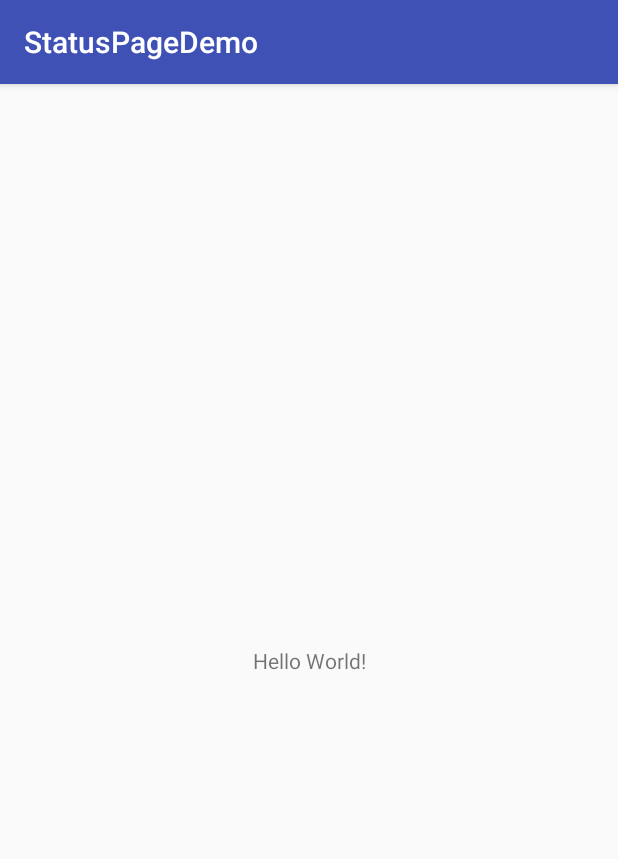
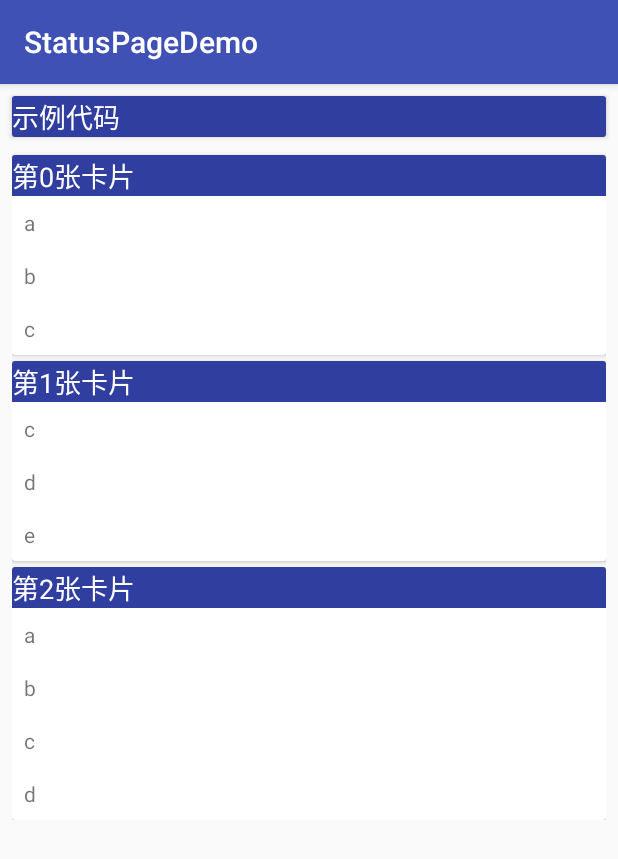
Before and after one commit to 2Beyong/StatusPageDemo, an Android app: the screen it shows after launch (MainActivity), on a phone screen of 412 x 824 dp. Shown: the top 859 px of the screen. Run offline under Robolectric (Android 15) with nearby library versions, the phone set to English and light mode, and no system bars.

Commit message:
2rd commit. Add a RecycleView With CardView,each CardView has it own RecycleView. Success test of initial & change dataSet. Next step is to setActionListener.

```diff
--- a/app/build.gradle
+++ b/app/build.gradle
@@ -16,10 +16,15 @@ android {
             proguardFiles getDefaultProguardFile('proguard-android.txt'), 'proguard-rules.pro'
         }
     }
+    buildToolsVersion '27.0.1'
+    compileOptions {
+        sourceCompatibility JavaVersion.VERSION_1_8
+        targetCompatibility JavaVersion.VERSION_1_8
+    }
 }
 
 dependencies {
-    implementation fileTree(dir: 'libs', include: ['*.jar'])
+    implementation fileTree(include: ['*.jar'], dir: 'libs')
     implementation 'com.android.support:appcompat-v7:26.1.0'
     implementation 'com.android.support.constraint:constraint-layout:1.0.2'
     testImplementation 'junit:junit:4.12'
--- /dev/null
+++ b/app/src/main/java/com/hongon/statuspagedemo/CardAdapter.java
@@ -0,0 +1,60 @@
+package com.hongon.statuspagedemo;
+
+import android.content.Context;
+import android.support.v7.widget.LinearLayoutManager;
+import android.support.v7.widget.RecyclerView;
+import android.view.LayoutInflater;
+import android.view.View;
+import android.view.ViewGroup;
+import android.widget.TextView;
+
+import java.util.List;
+
+/**
+ * Created by Admin on 2017/12/21.
+ */
+
+public class CardAdapter extends RecyclerView.Adapter<CardAdapter.Holder> {
+
+    List<String> Title;
+    List<List<String>> data;
+    public  CardAdapter(List<String> title ,List<List<String>> data)
+    {
+        this.data = data;
+        this.Title = title;
+    }
+
+    @Override
+    public Holder onCreateViewHolder(ViewGroup parent, int viewType) {
+        View view= LayoutInflater.from(parent.getContext()).inflate(R.layout.card_menu,parent,false);
+        return  new Holder(view);
+    }
+
+    @Override
+    public void onBindViewHolder(Holder holder, int position) {
+        holder.title.setText(Title.get(position));
+
+        holder.recyclerView.setLayoutManager(new LinearLayoutManager(holder.context));
+        holder.recyclerView.setAdapter(new CardItemAdapter(data.get(position)));
+    }
+
+    @Override
+    public int getItemCount() {
+        return Title.size();
+    }
+
+    class  Holder extends RecyclerView.ViewHolder
+    {
+        TextView title;
+        RecyclerView recyclerView;
+        Context context;
+        public Holder(View view)
+        {
+            super(view);
+            context =view.getContext();
+            title =view.findViewById(R.id.card_menu_tv);
+            recyclerView = view.findViewById(R.id.card_menu_recyclerView);
+
+        }
+    }
+}
--- /dev/null
+++ b/app/src/main/java/com/hongon/statuspagedemo/CardItemAdapter.java
@@ -0,0 +1,46 @@
+package com.hongon.statuspagedemo;
+
+import android.support.v7.widget.RecyclerView;
+import android.view.LayoutInflater;
+import android.view.View;
+import android.view.ViewGroup;
+import android.widget.TextView;
+
+import java.util.List;
+
+/**
+ * Created by Admin on 2017/12/21.
+ */
+
+public class CardItemAdapter extends RecyclerView.Adapter<CardItemAdapter.Holder> {
+
+    List<String> data;
+    class Holder extends RecyclerView.ViewHolder{
+        TextView tv ;
+        public Holder(View view)
+        {
+            super(view);
+            tv = view.findViewById(R.id.card_item_tv);
+        }
+    }
+    public CardItemAdapter(List<String> data)
+    {
+        this.data = data;
+    }
+
+    @Override
+    public Holder onCreateViewHolder(ViewGroup parent, int viewType) {
+        View view = LayoutInflater.from(parent.getContext()).inflate(R.layout.card_item,parent,false);
+        return new Holder(view);
+    }
+
+    @Override
+    public void onBindViewHolder(Holder holder, int position) {
+        holder.tv.setText(data.get(position));
+    }
+
+    @Override
+    public int getItemCount() {
+        return data.size();
+    }
+}
--- a/app/src/main/java/com/hongon/statuspagedemo/MainActivity.java
+++ b/app/src/main/java/com/hongon/statuspagedemo/MainActivity.java
@@ -1,7 +1,19 @@
 package com.hongon.statuspagedemo;
 
+import android.support.constraint.ConstraintLayout;
 import android.support.v7.app.AppCompatActivity;
 import android.os.Bundle;
+import android.support.v7.widget.LinearLayoutManager;
+import android.support.v7.widget.RecyclerView;
+import android.util.Log;
+import android.view.LayoutInflater;
+import android.view.View;
+import android.view.ViewGroup;
+import android.widget.LinearLayout;
+
+import java.util.ArrayList;
+import java.util.Arrays;
+import java.util.List;
 
 public class MainActivity extends AppCompatActivity {
 
@@ -9,5 +21,36 @@ public class MainActivity extends AppCompatActivity {
     protected void onCreate(Bundle savedInstanceState) {
         super.onCreate(savedInstanceState);
         setContentView(R.layout.activity_main);
+        initial();
+        rec = findViewById(R.id.activity_main_recycleView);
+        rec.setLayoutManager(new LinearLayoutManager(this));
+        rec.setAdapter(new CardAdapter(mTitle,mdata));
+    }
+    //---
+    private List<List<String>> mdata;
+    private List<String> mTitle;
+    private void initial()
+    {
+        mTitle = new ArrayList<>();
+        mdata = new ArrayList<>();
+        for(int i =0;i<3;++i)
+        {
+            mTitle.add("第"+i+"张卡片");
+        }
+        mdata.add(new ArrayList<String>(Arrays.asList("a","b","c")));
+        mdata.add(new ArrayList<String>(Arrays.asList("c","d","e")));
+        mdata.add(new ArrayList<String>(Arrays.asList("a","b","c","d")));
+    }
+    //--
+    RecyclerView rec;
+    @Override
+    protected void onRestart() {
+        super.onRestart();
+        Log.d("Test","Main Activity is Restart.");
+        if(!mdata.isEmpty())
+        {
+            mdata.get(0).add("电池电量");
+            rec.getAdapter().notifyDataSetChanged();
+        }
     }
 }
--- a/app/src/main/res/layout/activity_main.xml
+++ b/app/src/main/res/layout/activity_main.xml
@@ -2,17 +2,32 @@
 <android.support.constraint.ConstraintLayout xmlns:android="http://schemas.android.com/apk/res/android"
     xmlns:app="http://schemas.android.com/apk/res-auto"
     xmlns:tools="http://schemas.android.com/tools"
+    android:id="@+id/activity_main_ConstrainLayout"
     android:layout_width="match_parent"
     android:layout_height="match_parent"
+
     tools:context="com.hongon.statuspagedemo.MainActivity">
 
-    <TextView
-        android:layout_width="wrap_content"
+    <include
+        android:id="@+id/include"
+        layout="@layout/card_menu"
+        android:layout_width="0dp"
         android:layout_height="wrap_content"
-        android:text="Hello World!"
-        app:layout_constraintBottom_toBottomOf="parent"
-        app:layout_constraintLeft_toLeftOf="parent"
-        app:layout_constraintRight_toRightOf="parent"
-        app:layout_constraintTop_toTopOf="parent" />
+        android:layout_marginEnd="8dp"
+        android:layout_marginStart="8dp"
+        android:layout_marginTop="8dp"
+        app:layout_constraintEnd_toEndOf="parent"
+        app:layout_constraintStart_toStartOf="parent"
+        app:layout_constraintTop_toTopOf="parent"></include>
 
+    <android.support.v7.widget.RecyclerView
+        android:id="@+id/activity_main_recycleView"
+        android:layout_width="0dp"
+        android:layout_height="wrap_content"
+        android:layout_marginEnd="8dp"
+        android:layout_marginStart="8dp"
+        android:layout_marginTop="8dp"
+        app:layout_constraintEnd_toEndOf="parent"
+        app:layout_constraintStart_toStartOf="parent"
+        app:layout_constraintTop_toBottomOf="@+id/include" />
 </android.support.constraint.ConstraintLayout>
--- /dev/null
+++ b/app/src/main/res/layout/card_item.xml
@@ -0,0 +1,21 @@
+<?xml version="1.0" encoding="utf-8"?>
+<android.support.constraint.ConstraintLayout xmlns:android="http://schemas.android.com/apk/res/android"
+    xmlns:app="http://schemas.android.com/apk/res-auto"
+    xmlns:tools="http://schemas.android.com/tools"
+    android:layout_width="match_parent"
+    android:layout_height="wrap_content">
+
+    <TextView
+        android:id="@+id/card_item_tv"
+        android:layout_width="0dp"
+        android:layout_height="wrap_content"
+        android:layout_marginBottom="8dp"
+        android:layout_marginEnd="8dp"
+        android:layout_marginStart="8dp"
+        android:layout_marginTop="8dp"
+        android:text="示例内容"
+        app:layout_constraintBottom_toBottomOf="parent"
+        app:layout_constraintEnd_toEndOf="parent"
+        app:layout_constraintStart_toStartOf="parent"
+        app:layout_constraintTop_toTopOf="parent" />
+</android.support.constraint.ConstraintLayout>
--- a/app/src/main/res/layout/card_menu.xml
+++ b/app/src/main/res/layout/card_menu.xml
@@ -1,43 +1,34 @@
 <?xml version="1.0" encoding="utf-8"?>
-<!--这个是卡片的界面-->
-<android.support.constraint.ConstraintLayout xmlns:android="http://schemas.android.com/apk/res/android"
+<android.support.v7.widget.CardView xmlns:android="http://schemas.android.com/apk/res/android"
     xmlns:app="http://schemas.android.com/apk/res-auto"
-    xmlns:tools="http://schemas.android.com/tools"
     android:layout_width="match_parent"
-    android:layout_height="wrap_content">
+    android:layout_height="wrap_content"
+    android:layout_marginTop="4dp"
+    app:cardBackgroundColor="@color/cardview_light_background">
 
-    <android.support.v7.widget.CardView
-        android:id="@+id/card_menu_card_body"
-        android:layout_width="0dp"
-        android:layout_height="wrap_content"
-        android:layout_marginEnd="8dp"
-        android:layout_marginStart="8dp"
-        android:layout_marginTop="8dp"
-        app:cardCornerRadius="@dimen/CardView_RoundRatio"
-        app:contentPadding="16dp"
-        app:layout_constraintEnd_toEndOf="parent"
-        app:layout_constraintStart_toStartOf="parent"
-        app:layout_constraintTop_toTopOf="parent">
+    <android.support.constraint.ConstraintLayout
+        android:layout_width="match_parent"
+        android:layout_height="match_parent">
 
-        <LinearLayout
+        <TextView
+            android:id="@+id/card_menu_tv"
             android:layout_width="match_parent"
-            android:layout_height="match_parent"
-            android:orientation="vertical">
+            android:layout_height="wrap_content"
+            android:background="@color/colorPrimaryDark"
+            android:text="示例代码"
+            android:textColor="@android:color/background_light"
+            android:textSize="18sp"
+            app:layout_constraintEnd_toEndOf="parent"
+            app:layout_constraintStart_toStartOf="parent"
+            app:layout_constraintTop_toTopOf="parent" />
 
-            <TextView
-                android:id="@+id/card_menu_title_textView"
-                android:layout_width="match_parent"
-                android:layout_height="wrap_content"
+        <android.support.v7.widget.RecyclerView
+            android:id="@+id/card_menu_recyclerView"
+            android:layout_width="match_parent"
+            android:layout_height="wrap_content"
+            app:layout_constraintEnd_toEndOf="parent"
+            app:layout_constraintStart_toStartOf="parent"
+            app:layout_constraintTop_toBottomOf="@+id/card_menu_tv" />
+    </android.support.constraint.ConstraintLayout>
 
-
-                android:textSize="18sp"
-                tools:text="卡片标题" />
-
-            <android.support.v7.widget.RecyclerView
-                android:id="@+id/card_menu_recycleView"
-                android:layout_width="match_parent"
-                android:layout_height="wrap_content"
-                />
-        </LinearLayout>
-    </android.support.v7.widget.CardView>
-</android.support.constraint.ConstraintLayout>
+</android.support.v7.widget.CardView>
--- a/app/src/main/res/values/colors.xml
+++ b/app/src/main/res/values/colors.xml
@@ -1,6 +1,6 @@
 <?xml version="1.0" encoding="utf-8"?>
 <resources>
-    <color name="colorPrimary">#3F51B5</color>
+    <color name="colorPrimary">#3f51b5</color>
     <color name="colorPrimaryDark">#303F9F</color>
     <color name="colorAccent">#FF4081</color>
 </resources>
```
